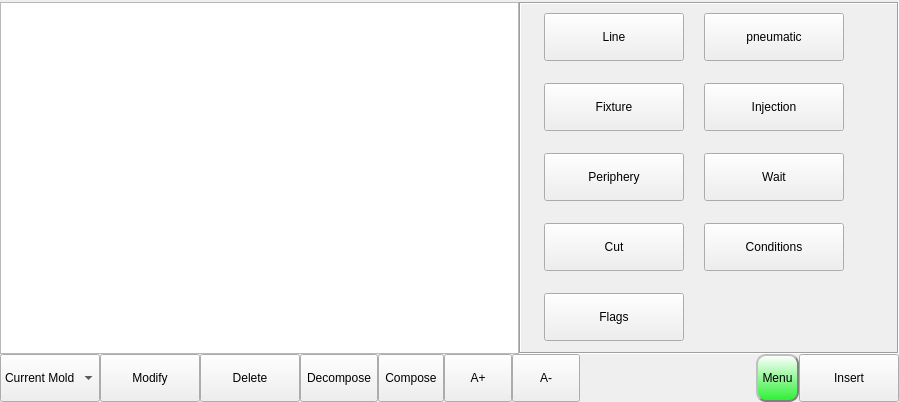
GaussCheng/2-5AxisPunch, file hcinstruction/ichcinstructionpageframe.ui: the form before one commit.
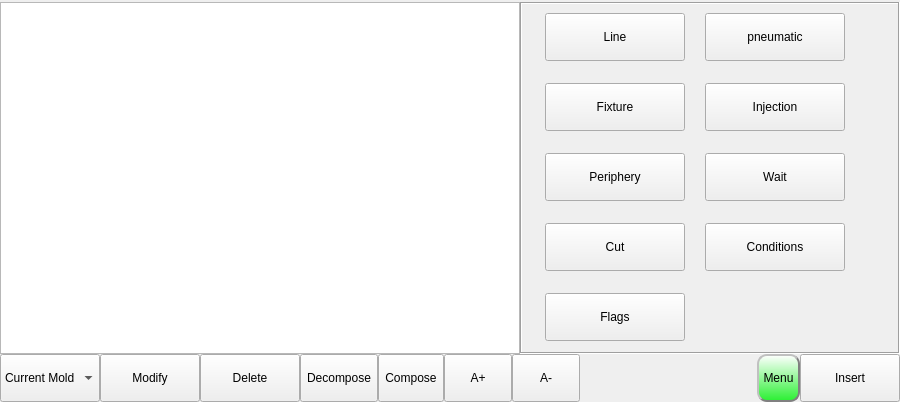
The form after the commit. Icons and pictures are not drawn.

Commit message: 1.主菜单颜色改变

What changed in the file:
```diff
--- a/hcinstruction/ichcinstructionpageframe.ui
+++ b/hcinstruction/ichcinstructionpageframe.ui
@@ -6,7 +6,7 @@
    <rect>
     <x>0</x>
     <y>0</y>
-    <width>899</width>
+    <width>900</width>
     <height>402</height>
    </rect>
   </property>
```
Left out of the diff: 34 changed lines with no effect on the pictures.
